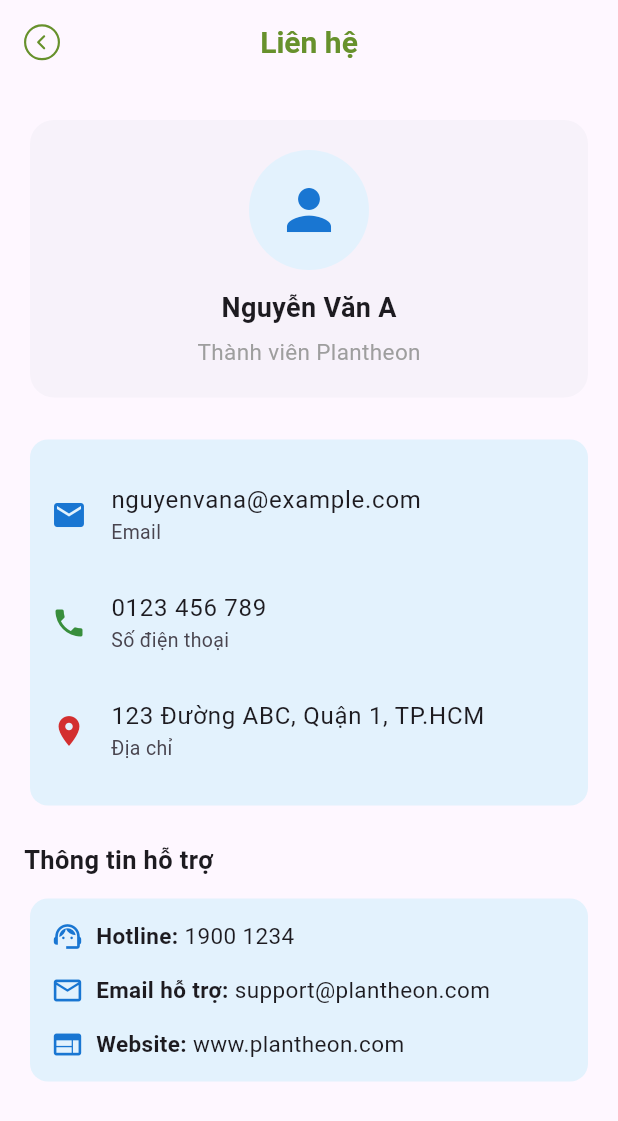
After one commit to NDHunq/SE505_Plantheon, a Flutter app: the Contact screen opened directly, on a phone screen of 412 x 824 dp. The commit adds this screen. Shown: the top 1121 px of the screen. Run offline on Flutter 3.47's test engine with Material 3 defaults, Android fonts, the phone set to English and light mode, and no system bars; our stand-ins replace camera, flutter_bloc, flutter_html, flutter_screenutil, flutter_svg, image_picker; missing offline and left inert: styled_divider.

Commit message:
feat: contact screen

```diff
--- a/lib/presentation/screens/account/account.dart
+++ b/lib/presentation/screens/account/account.dart
@@ -3,8 +3,12 @@ import 'package:flutter/material.dart';
 import 'package:flutter_svg/flutter_svg.dart';
 import 'package:se501_plantheon/common/widgets/appbar/basic_appbar.dart';
 import 'package:se501_plantheon/common/widgets/dialog/basic_dialog.dart';
+import 'package:se501_plantheon/core/configs/assets/app_text_styles.dart';
 import 'package:se501_plantheon/core/configs/assets/app_vectors.dart';
 import 'package:se501_plantheon/core/configs/theme/app_colors.dart';
+import 'package:se501_plantheon/presentation/screens/account/contact.dart';
+import 'package:se501_plantheon/presentation/screens/authentication/login.dart';
+import 'package:se501_plantheon/presentation/screens/home/scan_history.dart';
 
 class Account extends StatelessWidget {
   const Account({super.key});
@@ -20,7 +24,31 @@ class Account extends StatelessWidget {
           children: [
             PersonalSetting(),
             HelpingSetting(),
-            Container(
+            GestureDetector(
+              onTap: () {
+                showDialog(
+                  context: context,
+                  builder: (context) => BasicDialog(
+                    title: 'Xác nhận đăng xuất',
+                    content: 'Bạn có chắc chắn muốn đăng xuất?',
+                    confirmText: 'Đăng xuất',
+                    cancelText: 'Huỷ',
+                    onConfirm: () {
+                      Navigator.of(context).pop();
+                      Navigator.push(
+                        context,
+                        MaterialPageRoute(
+                          builder: (BuildContext context) => SignInPage(),
+                        ),
+                      );
+                    },
+                    onCancel: () {
+                      Navigator.of(context).pop();
+                    },
+                  ),
+                );
+              },
+              child: Container(
                 decoration: BoxDecoration(
                   color: Color(0xFFE6F3F1),
                   borderRadius: BorderRadius.circular(12.0),
@@ -35,6 +63,7 @@ class Account extends StatelessWidget {
                       width: 24,
                       height: 24,
                       color: AppColors.primary_700,
+                    ),
                   ),
                 ),
               ),
@@ -79,7 +108,6 @@ class _PersonalSettingState extends State<PersonalSetting> {
                   });
                 },
                 onCancel: () {},
-                // Custom content with radio buttons
                 child: Column(
                   mainAxisSize: MainAxisSize.min,
                   children: [
@@ -146,7 +174,16 @@ class _PersonalSettingState extends State<PersonalSetting> {
               action: Icon(Icons.keyboard_arrow_right_rounded),
             ),
             Divider(height: 1, color: AppColors.white),
-            SettingListItem(
+            GestureDetector(
+              onTap: () {
+                Navigator.push(
+                  context,
+                  MaterialPageRoute(
+                    builder: (BuildContext context) => ScanHistory(),
+                  ),
+                );
+              },
+              child: SettingListItem(
                 leading: SvgPicture.asset(
                   AppVectors.history,
                   width: 24,
@@ -155,6 +192,7 @@ class _PersonalSettingState extends State<PersonalSetting> {
                 ),
                 text: "Lịch sử quét bệnh",
                 action: Icon(Icons.keyboard_arrow_right_rounded),
+              ),
             ),
             Divider(height: 1, color: AppColors.white),
             SettingListItem(
@@ -224,7 +262,16 @@ class HelpingSetting extends StatelessWidget {
           children: [
             SettingTitleItem(text: "Hỗ trợ"),
             Divider(height: 1, color: AppColors.white),
-            SettingListItem(
+            GestureDetector(
+              onTap: () {
+                Navigator.push(
+                  context,
+                  MaterialPageRoute(
+                    builder: (BuildContext context) => Contact(),
+                  ),
+                );
+              },
+              child: SettingListItem(
                 leading: SvgPicture.asset(
                   AppVectors.phone,
                   width: 24,
@@ -233,6 +280,7 @@ class HelpingSetting extends StatelessWidget {
                 ),
                 text: "Liên hệ",
                 action: Icon(Icons.keyboard_arrow_right_rounded),
+              ),
             ),
             Divider(height: 1, color: AppColors.white),
             SettingListItem(
@@ -284,7 +332,13 @@ class SettingListItem extends StatelessWidget {
     return Padding(
       padding: const EdgeInsets.symmetric(horizontal: 8.0, vertical: 12.0),
       child: Row(
-        children: [leading, SizedBox(width: 16), Text(text), Spacer(), action],
+        children: [
+          leading,
+          SizedBox(width: 16),
+          Text(text, style: AppTextStyles.s14Medium()),
+          Spacer(),
+          action,
+        ],
       ),
     );
   }
--- /dev/null
+++ b/lib/presentation/screens/account/contact.dart
@@ -0,0 +1,196 @@
+import 'package:flutter/material.dart';
+import 'package:se501_plantheon/common/widgets/appbar/basic_appbar.dart';
+
+class Contact extends StatelessWidget {
+  const Contact({super.key});
+
+  @override
+  Widget build(BuildContext context) {
+    return Scaffold(
+      appBar: BasicAppbar(title: "Liên hệ"),
+      body: SingleChildScrollView(
+        child: Padding(
+          padding: const EdgeInsets.symmetric(horizontal: 16, vertical: 20),
+          child: Column(
+            crossAxisAlignment: CrossAxisAlignment.stretch,
+            children: [
+              Card(
+                elevation: 0,
+                shape: RoundedRectangleBorder(
+                  borderRadius: BorderRadius.circular(16),
+                ),
+                child: Padding(
+                  padding: const EdgeInsets.symmetric(
+                    vertical: 20,
+                    horizontal: 14,
+                  ),
+                  child: Column(
+                    children: [
+                      CircleAvatar(
+                        radius: 40,
+                        backgroundColor: Colors.blue[50],
+                        child: Icon(
+                          Icons.person,
+                          size: 44,
+                          color: Colors.blue[700],
+                        ),
+                      ),
+                      const SizedBox(height: 12),
+                      Text(
+                        'Nguyễn Văn A',
+                        style: TextStyle(
+                          fontSize: 18,
+                          fontWeight: FontWeight.bold,
+                        ),
+                      ),
+                      const SizedBox(height: 6),
+                      Text(
+                        'Thành viên Plantheon',
+                        style: TextStyle(fontSize: 15, color: Colors.grey),
+                      ),
+                    ],
+                  ),
+                ),
+              ),
+              const SizedBox(height: 20),
+              Card(
+                elevation: 0,
+                color: Colors.blue[50],
+                shape: RoundedRectangleBorder(
+                  borderRadius: BorderRadius.circular(12),
+                ),
+                child: Padding(
+                  padding: const EdgeInsets.all(14.0),
+                  child: Column(
+                    crossAxisAlignment: CrossAxisAlignment.start,
+                    children: [
+                      ListTile(
+                        leading: Icon(Icons.email, color: Colors.blue[700]),
+                        title: Text(
+                          'nguyenvana@example.com',
+                          style: TextStyle(fontSize: 16),
+                        ),
+                        subtitle: Text('Email', style: TextStyle(fontSize: 13)),
+                        contentPadding: EdgeInsets.zero,
+                        minVerticalPadding: 0,
+                      ),
+                      ListTile(
+                        leading: Icon(Icons.phone, color: Colors.green[700]),
+                        title: Text(
+                          '0123 456 789',
+                          style: TextStyle(fontSize: 16),
+                        ),
+                        subtitle: Text(
+                          'Số điện thoại',
+                          style: TextStyle(fontSize: 13),
+                        ),
+                        contentPadding: EdgeInsets.zero,
+                        minVerticalPadding: 0,
+                      ),
+                      ListTile(
+                        leading: Icon(
+                          Icons.location_on,
+                          color: Colors.red[700],
+                        ),
+                        title: Text(
+                          '123 Đường ABC, Quận 1, TP.HCM',
+                          style: TextStyle(fontSize: 16),
+                        ),
+                        subtitle: Text(
+                          'Địa chỉ',
+                          style: TextStyle(fontSize: 13),
+                        ),
+                        contentPadding: EdgeInsets.zero,
+                        minVerticalPadding: 0,
+                      ),
+                    ],
+                  ),
+                ),
+              ),
+              const SizedBox(height: 20),
+              Text(
+                'Thông tin hỗ trợ',
+                style: TextStyle(fontSize: 17, fontWeight: FontWeight.bold),
+              ),
+              const SizedBox(height: 10),
+              Card(
+                color: Colors.blue[50],
+                elevation: 0,
+                shape: RoundedRectangleBorder(
+                  borderRadius: BorderRadius.circular(12),
+                ),
+                child: Padding(
+                  padding: const EdgeInsets.all(14.0),
+                  child: Column(
+                    crossAxisAlignment: CrossAxisAlignment.start,
+                    spacing: 4,
+                    children: [
+                      Row(
+                        children: [
+                          Icon(
+                            Icons.support_agent,
+                            color: Colors.blue[700],
+                            size: 22,
+                          ),
+                          const SizedBox(width: 8),
+                          Text(
+                            'Hotline: ',
+                            style: TextStyle(
+                              fontWeight: FontWeight.bold,
+                              fontSize: 15,
+                            ),
+                          ),
+                          Text('1900 1234', style: TextStyle(fontSize: 15)),
+                        ],
+                      ),
+                      const SizedBox(height: 6),
+                      Row(
+                        children: [
+                          Icon(
+                            Icons.email_outlined,
+                            color: Colors.blue[700],
+                            size: 22,
+                          ),
+                          const SizedBox(width: 8),
+                          Text(
+                            'Email hỗ trợ: ',
+                            style: TextStyle(
+                              fontWeight: FontWeight.bold,
+                              fontSize: 15,
+                            ),
+                          ),
+                          Text(
+                            'support@plantheon.com',
+                            style: TextStyle(fontSize: 15),
+                          ),
+                        ],
+                      ),
+                      const SizedBox(height: 6),
+                      Row(
+                        children: [
+                          Icon(Icons.web, color: Colors.blue[700], size: 22),
+                          const SizedBox(width: 8),
+                          Text(
+                            'Website: ',
+                            style: TextStyle(
+                              fontWeight: FontWeight.bold,
+                              fontSize: 15,
+                            ),
+                          ),
+                          Text(
+                            'www.plantheon.com',
+                            style: TextStyle(fontSize: 15),
+                          ),
+                        ],
+                      ),
+                    ],
+                  ),
+                ),
+              ),
+            ],
+          ),
+        ),
+      ),
+    );
+  }
+}
--- /dev/null
+++ b/lib/presentation/screens/account/edit_info.dart
@@ -0,0 +1,19 @@
+import 'package:flutter/material.dart';
+import 'package:se501_plantheon/common/widgets/appbar/basic_appbar.dart';
+
+class EditInfo extends StatefulWidget {
+  const EditInfo({super.key});
+
+  @override
+  State<EditInfo> createState() => _EditInfoState();
+}
+
+class _EditInfoState extends State<EditInfo> {
+  @override
+  Widget build(BuildContext context) {
+    return const Scaffold(
+      appBar: BasicAppbar(title: "Chỉnh sửa thông tin"),
+      body: Center(child: Text("Edit Info Screen")),
+    );
+  }
+}
```
Lines whose indentation alone changed are shown as unchanged.
